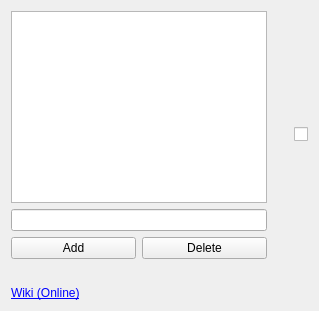
Qt form generic/jabberdiskplugin/options.ui (psi-im/plugins) before a commit.
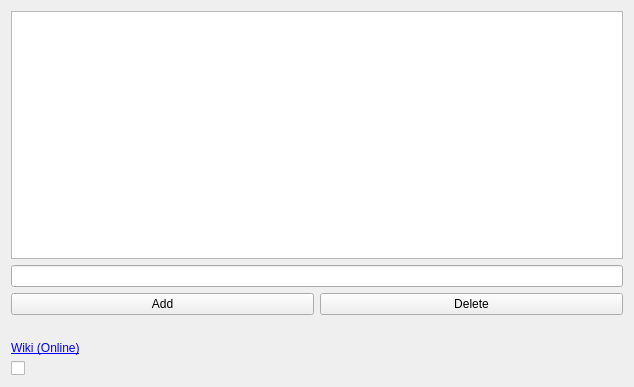
The same form after that commit.

```diff
--- a/generic/jabberdiskplugin/options.ui
+++ b/generic/jabberdiskplugin/options.ui
@@ -6,17 +6,13 @@
    <rect>
     <x>0</x>
     <y>0</y>
-    <width>319</width>
-    <height>311</height>
+    <width>634</width>
+    <height>387</height>
    </rect>
   </property>
   <property name="windowTitle">
    <string>Form</string>
   </property>
-  <layout class="QVBoxLayout" name="verticalLayout_2">
-   <item>
-    <layout class="QHBoxLayout" name="horizontalLayout_2">
-     <item>
       <layout class="QVBoxLayout" name="verticalLayout">
        <item>
         <widget class="QListWidget" name="lw_jids"/>
@@ -42,42 +38,18 @@
          </item>
         </layout>
        </item>
-      </layout>
-     </item>
      <item>
-      <spacer name="horizontalSpacer">
-       <property name="orientation">
-        <enum>Qt::Horizontal</enum>
-       </property>
-       <property name="sizeHint" stdset="0">
-        <size>
-         <width>0</width>
-         <height>20</height>
-        </size>
-       </property>
-      </spacer>
-     </item>
-     <item>
-      <widget class="QCheckBox" name="cb_hack">
+    <widget class="QLabel" name="vertSpacer">
+     <property name="sizePolicy">
+      <sizepolicy hsizetype="Preferred" vsizetype="Fixed">
+       <horstretch>0</horstretch>
+       <verstretch>0</verstretch>
+      </sizepolicy>
+     </property>
        <property name="text">
         <string/>
        </property>
       </widget>
-     </item>
-    </layout>
-   </item>
-   <item>
-    <spacer name="verticalSpacer">
-     <property name="orientation">
-      <enum>Qt::Vertical</enum>
-     </property>
-     <property name="sizeHint" stdset="0">
-      <size>
-       <width>20</width>
-       <height>0</height>
-      </size>
-     </property>
-    </spacer>
    </item>
    <item>
     <widget class="QLabel" name="wiki">
@@ -89,6 +61,13 @@
      </property>
     </widget>
    </item>
+   <item>
+    <widget class="QCheckBox" name="cb_hack">
+     <property name="text">
+      <string/>
+     </property>
+    </widget>
+   </item>
   </layout>
  </widget>
  <resources/>
```
Lines whose indentation alone changed are shown as unchanged.
